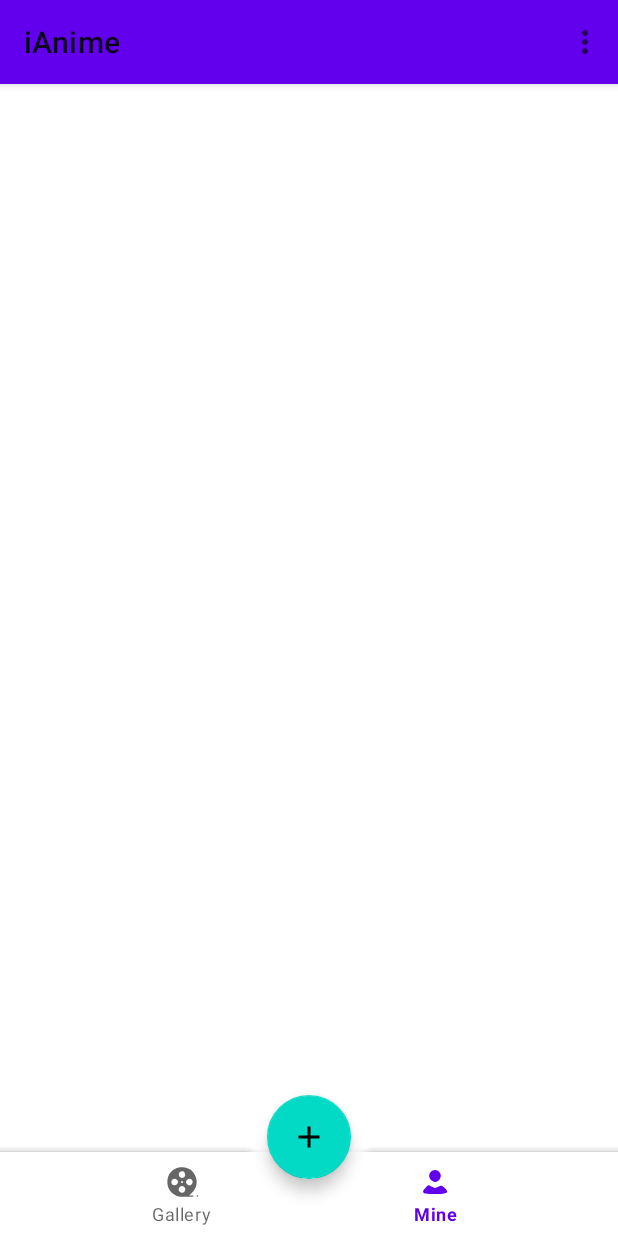
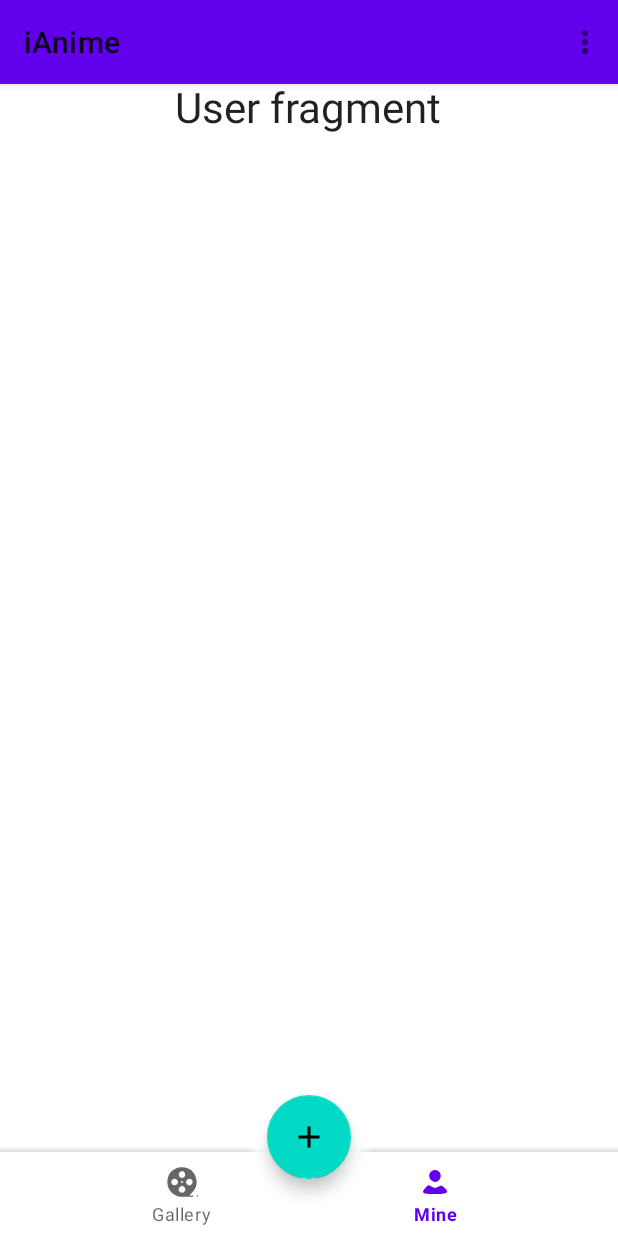
Before and after one commit to Tony-Feng/iAnime, an Android app: the screen it shows after launch (HomeActivity), item 2 of the bottom bar chosen, on a phone screen of 412 x 824 dp. Run offline under Robolectric (Android 15) with nearby library versions, the phone set to English and light mode, and no system bars; 5 statements that could not run were skipped.

Commit message:
Refactor structure and add base activity

```diff
--- a/app/src/main/java/com/project/ianime/HomeActivity.kt
+++ b/app/src/main/java/com/project/ianime/HomeActivity.kt
@@ -1,23 +1,17 @@
 package com.project.ianime
 
 import android.os.Bundle
-import android.view.Menu
-import android.view.MenuInflater
-import android.view.MenuItem
-import androidx.appcompat.app.AppCompatActivity
-import com.project.ianime.navigation.NavigationManager
-import com.project.ianime.navigation.NavigationManagerImpl
-import com.project.ianime.utils.updateLanguageSetting
+import com.google.android.material.bottomnavigation.BottomNavigationView
+import com.project.ianime.root.BaseContainerActivity
+import com.project.ianime.screen.GalleryFragment
+import com.project.ianime.screen.UserFragment
 
-class HomeActivity : AppCompatActivity() {
+class HomeActivity :
+    BaseContainerActivity<HomeContainerViewHolder>(HomeContainerViewHolder::class.java) {
 
-    private val navigationManager: NavigationManager
-    init {
-        val navigationManagerImpl = NavigationManagerImpl(
-            supportFragmentManager
-        )
-        navigationManager = navigationManagerImpl
-    }
+    private lateinit var bottomNavigationView: BottomNavigationView
+    private val galleryFragment = GalleryFragment()
+    private val userFragment = UserFragment()
 
     override fun onCreate(savedInstanceState: Bundle?) {
         super.onCreate(savedInstanceState)
@@ -26,31 +20,23 @@ class HomeActivity : AppCompatActivity() {
         // Activate Setting Menu
         val toolBar = findViewById<androidx.appcompat.widget.Toolbar>(R.id.tool_bar)
         setSupportActionBar(toolBar)
+
+        bottomNavigationView = findViewById(R.id.bottom_navigation_view)
+        navigationManager.showFragmentReplaceTop(galleryFragment)
+
+        bottomNavigationView.setOnItemSelectedListener {
+            when (it.itemId) {
+                R.id.home_screen -> {
+                    navigationManager.showFragmentReplaceTop(galleryFragment)
+                    return@setOnItemSelectedListener true
+                }
+                R.id.user_screen -> {
+                    navigationManager.showFragmentReplaceTop(userFragment)
+                    return@setOnItemSelectedListener true
+                }
+            }
+            false
+        }
     }
 
-    override fun onCreateOptionsMenu(menu: Menu?): Boolean {
-        val inflater: MenuInflater = menuInflater
-        inflater.inflate(R.menu.settings_menu, menu)
-        return true
-    }
-
-    override fun onOptionsItemSelected(item: MenuItem): Boolean {
-        return when (item.itemId) {
-            R.id.setting_chinese_language -> {
-                updateLanguageSetting(this, SETTING_CHINESE)
-                true
-            }
-            R.id.setting_english_language -> {
-                updateLanguageSetting(this, SETTING_ENGLISH)
-                true
-            }
-            else -> super.onOptionsItemSelected(item)
-        }
-
-    }
-
-    companion object{
-        const val SETTING_CHINESE = "zh"
-        const val SETTING_ENGLISH = "en"
-    }
 }
--- /dev/null
+++ b/app/src/main/java/com/project/ianime/HomeContainerViewHolder.kt
@@ -0,0 +1,11 @@
+package com.project.ianime
+
+import com.project.ianime.root.ContainerViewHolder
+
+class HomeContainerViewHolder: ContainerViewHolder() {
+
+    override fun getContainerViewId(): Int {
+        return R.id.container
+    }
+
+}
--- a/app/src/main/java/com/project/ianime/model/AnimeItemModel.kt
+++ b/app/src/main/java/com/project/ianime/model/AnimeItemModel.kt
@@ -7,7 +7,7 @@ import android.graphics.drawable.Drawable
  */
 data class AnimeItemModel(
     // TODO 2023-02-11: Update imageIcon type
-    val imageIcon: Drawable,
+    val imageIcon: Int,
     val animeName: String,
     val animeDescription: String
 ) {
--- a/app/src/main/java/com/project/ianime/navigation/NavigationManager.kt
+++ b/app/src/main/java/com/project/ianime/navigation/NavigationManager.kt
@@ -13,7 +13,7 @@ interface NavigationManager {
      *
      * @param fragment - fragment to add on top
      */
-    fun showFragment(fragment: Fragment)
+    fun showFragmentPermanent(fragment: Fragment)
 
     /**
      * Replaces top fragment and shows [fragment]
--- a/app/src/main/java/com/project/ianime/navigation/NavigationManagerImpl.kt
+++ b/app/src/main/java/com/project/ianime/navigation/NavigationManagerImpl.kt
@@ -2,27 +2,27 @@ package com.project.ianime.navigation
 
 import androidx.fragment.app.Fragment
 import androidx.fragment.app.FragmentManager
-import com.project.ianime.R
+import com.project.ianime.root.ContainerViewHolder
 
 class NavigationManagerImpl(
-    private val fragmentManager: FragmentManager
+    private val fragmentManager: FragmentManager,
+    private val viewContainer: ContainerViewHolder
 ) : NavigationManager {
 
-    override fun showFragment(fragment: Fragment) {
+    override fun showFragmentPermanent(fragment: Fragment) {
         fragmentManager
             .beginTransaction()
-            .add(R.id.fragment_container, fragment)
-            .addToBackStack(null)
+            .add(viewContainer.getContainerViewId(), fragment)
             .commit()
+        fragmentManager.executePendingTransactions()
     }
 
     override fun showFragmentReplaceTop(fragment: Fragment) {
         fragmentManager
             .beginTransaction()
-            .replace(R.id.fragment_container, fragment)
+            .replace(viewContainer.getContainerViewId(), fragment)
             .addToBackStack(null)
             .commit()
-
     }
 
     override fun closeTop(): Boolean {
--- /dev/null
+++ b/app/src/main/java/com/project/ianime/root/BaseContainerActivity.kt
@@ -0,0 +1,52 @@
+package com.project.ianime.root
+
+import android.view.Menu
+import android.view.MenuInflater
+import android.view.MenuItem
+import androidx.appcompat.app.AppCompatActivity
+import com.project.ianime.R
+import com.project.ianime.navigation.NavigationManager
+import com.project.ianime.navigation.NavigationManagerImpl
+import com.project.ianime.utils.updateLanguageSetting
+
+abstract class BaseContainerActivity<VH: ContainerViewHolder>(containerViewHolder: VH): AppCompatActivity() {
+
+    val navigationManager: NavigationManager
+
+    init {
+        val navigationManagerImpl = NavigationManagerImpl(
+            supportFragmentManager,
+            containerViewHolder
+        )
+        navigationManager = navigationManagerImpl
+    }
+
+    constructor(vhClass: Class<VH>): this(ContainerViewHolder.createContainerViewHolder(vhClass))
+
+    override fun onCreateOptionsMenu(menu: Menu?): Boolean {
+        val inflater: MenuInflater = menuInflater
+        inflater.inflate(R.menu.settings_menu, menu)
+        return true
+    }
+
+    override fun onOptionsItemSelected(item: MenuItem): Boolean {
+        return when (item.itemId) {
+            R.id.setting_chinese_language -> {
+                updateLanguageSetting(this, SETTING_CHINESE)
+                true
+            }
+            R.id.setting_english_language -> {
+                updateLanguageSetting(this, SETTING_ENGLISH)
+                true
+            }
+            else -> super.onOptionsItemSelected(item)
+        }
+
+    }
+
+    companion object {
+        const val SETTING_CHINESE = "zh"
+        const val SETTING_ENGLISH = "en"
+    }
+
+}
--- /dev/null
+++ b/app/src/main/java/com/project/ianime/root/BaseFragment.kt
@@ -0,0 +1,6 @@
+package com.project.ianime.root
+
+import androidx.fragment.app.Fragment
+
+abstract class BaseFragment: Fragment() {
+}
--- /dev/null
+++ b/app/src/main/java/com/project/ianime/root/ContainerViewHolder.kt
@@ -0,0 +1,19 @@
+package com.project.ianime.root
+
+import androidx.annotation.IdRes
+import java.lang.reflect.Constructor
+
+abstract class ContainerViewHolder{
+    /**
+     * get the UI component id of activity container
+     */
+    @IdRes
+    abstract fun getContainerViewId(): Int
+
+    companion object{
+        fun <VH: ContainerViewHolder> createContainerViewHolder(vhClass: Class<VH>): VH{
+            val viConstructor: Constructor<VH> = vhClass.getConstructor()
+            return viConstructor.newInstance()
+        }
+    }
+}
--- a/app/src/main/java/com/project/ianime/screen/GalleryFragment.kt
+++ b/app/src/main/java/com/project/ianime/screen/GalleryFragment.kt
@@ -1,23 +1,25 @@
 package com.project.ianime.screen
 
-import androidx.lifecycle.ViewModelProvider
 import android.os.Bundle
-import androidx.fragment.app.Fragment
 import android.view.LayoutInflater
 import android.view.View
 import android.view.ViewGroup
+import androidx.fragment.app.Fragment
+import androidx.lifecycle.Observer
+import androidx.lifecycle.ViewModelProvider
 import androidx.recyclerview.widget.GridLayoutManager
-import com.project.ianime.R
 import com.project.ianime.adapter.AnimeItemAdapter
 import com.project.ianime.databinding.FragmentGalleryBinding
+import com.project.ianime.model.AnimeItemModel
+import com.project.ianime.service.TestDataRepository
 
 // TODO: Consider separate filter and recyclerview layouts
-// TODO: Consider building BaseFragment
 class GalleryFragment : Fragment() {
 
     private lateinit var viewModel: GalleryViewModel
     private var _binding: FragmentGalleryBinding? = null
     private val binding get()= _binding!!
+    private val testDataRepository =  TestDataRepository()
 
     override fun onCreateView(
         inflater: LayoutInflater,
@@ -26,13 +28,20 @@ class GalleryFragment : Fragment() {
     ): View? {
         _binding = FragmentGalleryBinding.inflate(inflater, container, false)
 
+        testDataRepository.loadAnimeList()
+
         val animeCardList = binding.animeList
-        animeCardList.layoutManager = GridLayoutManager(requireContext(), 3, GridLayoutManager.VERTICAL, true)
+        animeCardList.layoutManager = GridLayoutManager(requireContext(), 2, GridLayoutManager.VERTICAL, false)
         val animeCardAdapter = AnimeItemAdapter {
             // TODO: Navigate to anime detail screen
         }
 
         animeCardList.adapter = animeCardAdapter
+        val animeCardListObserver = Observer<List<AnimeItemModel>>{ animeItems ->
+            animeCardAdapter.submitList(animeItems)
+        }
+
+        testDataRepository.testAnimeList.observe(viewLifecycleOwner, animeCardListObserver)
 
         return binding.root
     }
--- /dev/null
+++ b/app/src/main/java/com/project/ianime/screen/UserFragment.kt
@@ -0,0 +1,20 @@
+package com.project.ianime.screen
+
+import android.os.Bundle
+import androidx.fragment.app.Fragment
+import android.view.LayoutInflater
+import android.view.View
+import android.view.ViewGroup
+import com.project.ianime.R
+
+
+class UserFragment : Fragment() {
+
+    override fun onCreateView(
+        inflater: LayoutInflater, container: ViewGroup?,
+        savedInstanceState: Bundle?
+    ): View? {
+        // Inflate the layout for this fragment
+        return inflater.inflate(R.layout.fragment_user, container, false)
+    }
+}
--- /dev/null
+++ b/app/src/main/java/com/project/ianime/service/TestDataRepository.kt
@@ -0,0 +1,22 @@
+package com.project.ianime.service
+
+import androidx.lifecycle.LiveData
+import androidx.lifecycle.MutableLiveData
+import com.project.ianime.R
+import com.project.ianime.model.AnimeItemModel
+
+class TestDataRepository {
+
+    private val _testAnimeList = MutableLiveData<List<AnimeItemModel>>()
+
+    val testAnimeList: LiveData<List<AnimeItemModel>> = _testAnimeList
+
+    fun loadAnimeList(){
+        val animeNameList = listOf("A", "B", "C", "D", "E", "F", "G")
+        val dataList = animeNameList.map {
+            AnimeItemModel(R.drawable.ic_gallery, it, "Some description ...")
+        }
+        _testAnimeList.value = dataList
+    }
+
+}
--- a/app/src/main/res/layout/activity_home.xml
+++ b/app/src/main/res/layout/activity_home.xml
@@ -20,7 +20,8 @@
     </com.google.android.material.appbar.AppBarLayout>
 
     <FrameLayout
-        android:id="@+id/fragment_container"
+        android:layout_marginTop="@dimen/spacing_52dp"
+        android:id="@+id/container"
         android:layout_width="match_parent"
         android:layout_height="wrap_content"/>
 
--- a/app/src/main/res/layout/fragment_gallery.xml
+++ b/app/src/main/res/layout/fragment_gallery.xml
@@ -15,6 +15,6 @@
         app:layout_constraintStart_toStartOf="parent"
         app:layout_constraintTop_toTopOf="parent"
         tools:listitem="@layout/item_anime"
-        app:spanCount="3"/>
+        app:spanCount="2"/>
 
 </androidx.constraintlayout.widget.ConstraintLayout>
--- /dev/null
+++ b/app/src/main/res/layout/fragment_user.xml
@@ -0,0 +1,15 @@
+<?xml version="1.0" encoding="utf-8"?>
+<RelativeLayout xmlns:android="http://schemas.android.com/apk/res/android"
+    xmlns:tools="http://schemas.android.com/tools"
+    android:layout_width="match_parent"
+    android:layout_height="match_parent"
+    tools:context=".screen.UserFragment">
+
+    <TextView
+        android:layout_width="wrap_content"
+        android:layout_height="wrap_content"
+        android:layout_centerInParent="true"
+        android:text="@string/user_fragment_title"
+        android:textAppearance="@style/TextAppearance.Material3.HeadlineMedium" />
+
+</RelativeLayout>
--- a/app/src/main/res/menu/bottom_nav_menu.xml
+++ b/app/src/main/res/menu/bottom_nav_menu.xml
@@ -6,8 +6,8 @@
         android:title="@string/nav_home_title"/>
 
     <item
-        android:id="@+id/profile_screen"
-        android:icon="@drawable/ic_profile"
+        android:id="@+id/user_screen"
+        android:icon="@drawable/ic_user"
         android:title="@string/nav_profile_title"/>
 
 </menu>
--- a/app/src/main/res/values/dimens.xml
+++ b/app/src/main/res/values/dimens.xml
@@ -3,5 +3,6 @@
     <dimen name="spacing_0dp">0dp</dimen>
     <dimen name="spacing_8dp">8dp</dimen>
     <dimen name="spacing_10dp">10dp</dimen>
+    <dimen name="spacing_52dp">52dp</dimen>
     <dimen name="anime_card_height">194dp</dimen>
 </resources>
--- a/app/src/main/res/values/strings.xml
+++ b/app/src/main/res/values/strings.xml
@@ -5,4 +5,5 @@
     <string name="add_anime_text">Add Anime</string>
     <string name="setting_chinese">CN</string>
     <string name="setting_english">EN</string>
+    <string name="user_fragment_title" translatable="false">User fragment</string>
 </resources>
```
Also changed, not shown: app/src/main/res/drawable/ic_user.xml (renamed from app/src/main/res/drawable/ic_profile.xml).
